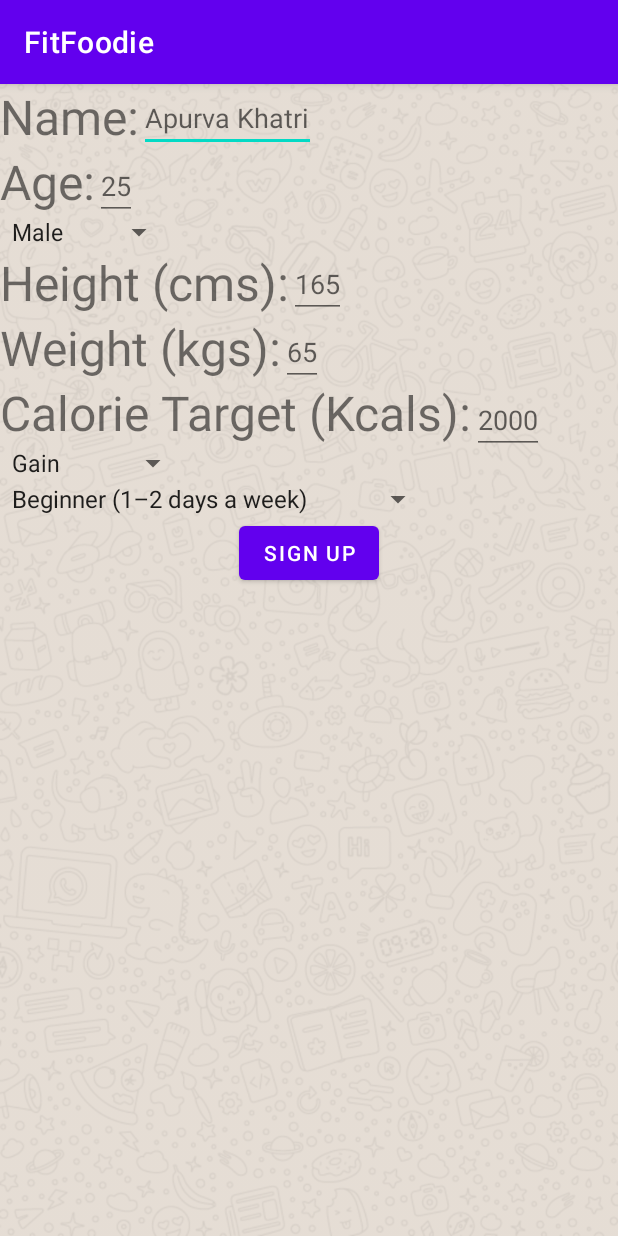
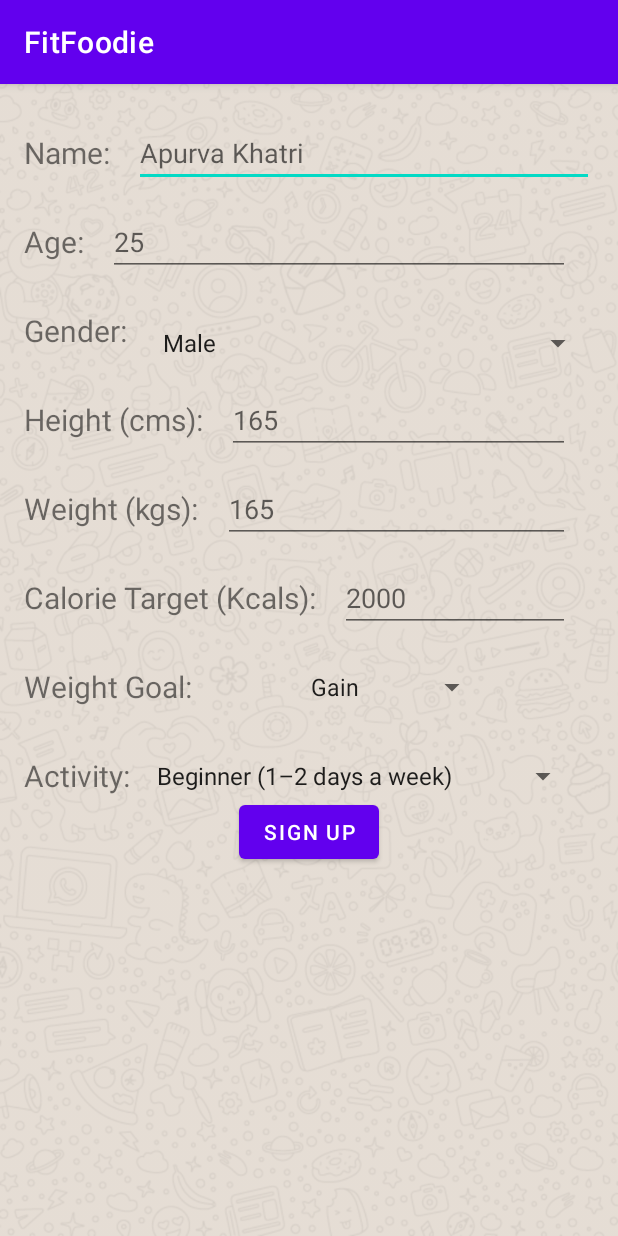
Before and after one commit to alamuramasamy9/MobileApp-Fitfoodie, an Android app: the SignUpActivity screen opened directly, with no data from a screen before it, on a phone screen of 412 x 824 dp. Run offline under Robolectric (Android 15) with nearby library versions, the phone set to English and light mode, and no system bars; our stand-ins replace Firebase (no records; nobody signed in at launch, a user with empty details on screens opened directly).

Commit message:
- updated sign up layout

```diff
--- a/app/src/main/res/layout/sign_up_form.xml
+++ b/app/src/main/res/layout/sign_up_form.xml
@@ -14,111 +14,175 @@
         android:layout_width="wrap_content"
         android:layout_height="wrap_content"
         android:text="Name:"
-        android:textSize="32dp"
-        tools:ignore="MissingConstraints" />
+        android:textSize="20sp"
+        app:layout_constraintStart_toStartOf="parent"
+        app:layout_constraintTop_toTopOf="parent"
+        android:layout_marginTop="32dp"
+        android:layout_marginStart="16dp" />
 
     <EditText
         android:id="@+id/name_edit_view"
-        android:layout_width="wrap_content"
+        android:layout_width="0dp"
         android:layout_height="wrap_content"
         android:hint="Apurva Khatri"
         app:layout_constraintStart_toEndOf="@+id/name_text_view"
-        tools:ignore="MissingConstraints" />
+        app:layout_constraintEnd_toEndOf="parent"
+        app:layout_constraintTop_toTopOf="@+id/name_text_view"
+        app:layout_constraintBottom_toBottomOf="@+id/name_text_view"
+        android:layout_marginEnd="16dp"
+        android:layout_marginStart="16dp" />
 
     <TextView
         android:id="@+id/age_text_view"
         android:layout_width="wrap_content"
         android:layout_height="wrap_content"
         android:text="Age:"
-        android:textSize="32dp"
+        android:textSize="20sp"
+        app:layout_constraintStart_toStartOf="@+id/name_text_view"
         app:layout_constraintTop_toBottomOf="@+id/name_text_view"
-        tools:ignore="MissingConstraints" />
+        android:layout_marginTop="32dp" />
 
     <EditText
         android:id="@+id/age_edit_view"
-        android:layout_width="wrap_content"
+        android:layout_width="0dp"
         android:layout_height="wrap_content"
         android:hint="25"
         app:layout_constraintStart_toEndOf="@+id/age_text_view"
-        app:layout_constraintTop_toBottomOf="@+id/name_edit_view"
-        tools:ignore="MissingConstraints" />
+        app:layout_constraintEnd_toEndOf="@+id/name_edit_view"
+        app:layout_constraintTop_toTopOf="@+id/age_text_view"
+        app:layout_constraintBottom_toBottomOf="@+id/age_text_view"
+        android:layout_marginEnd="16dp"
+        android:layout_marginStart="16dp" />
+
+    <TextView
+        android:id="@+id/gender_text_view"
+        android:layout_width="wrap_content"
+        android:layout_height="wrap_content"
+        android:text="Gender:"
+        android:textSize="20sp"
+        app:layout_constraintStart_toStartOf="@+id/name_text_view"
+        app:layout_constraintTop_toBottomOf="@+id/age_text_view"
+        android:layout_marginTop="32dp" />
 
     <Spinner
         android:id="@+id/gender_spinner"
-        android:layout_width="wrap_content"
+        android:layout_width="0dp"
         android:layout_height="wrap_content"
-        app:layout_constraintTop_toBottomOf="@+id/age_text_view"
-        tools:ignore="MissingConstraints"
-        />
+        app:layout_constraintStart_toEndOf="@+id/gender_text_view"
+        app:layout_constraintEnd_toEndOf="@+id/name_edit_view"
+        app:layout_constraintTop_toTopOf="@+id/gender_text_view"
+        app:layout_constraintBottom_toBottomOf="@+id/gender_text_view"
+        android:layout_marginTop="16dp"
+        android:layout_marginStart="16dp" />
 
     <TextView
         android:id="@+id/height_text_view"
         android:layout_width="wrap_content"
         android:layout_height="wrap_content"
+        android:layout_marginTop="32dp"
         android:text="Height (cms):"
-        android:textSize="32dp"
-        app:layout_constraintTop_toBottomOf="@+id/gender_spinner"
-        tools:ignore="MissingConstraints" />
+        android:textSize="20sp"
+        app:layout_constraintStart_toStartOf="@id/name_text_view"
+        app:layout_constraintTop_toBottomOf="@+id/gender_text_view" />
 
     <EditText
         android:id="@+id/height_edit_view"
-        android:layout_width="wrap_content"
+        android:layout_width="0dp"
         android:layout_height="wrap_content"
         android:hint="165"
         app:layout_constraintStart_toEndOf="@+id/height_text_view"
-        app:layout_constraintTop_toBottomOf="@+id/gender_spinner"
-        tools:ignore="MissingConstraints" />
+        app:layout_constraintEnd_toEndOf="@+id/name_edit_view"
+        app:layout_constraintTop_toTopOf="@+id/height_text_view"
+        app:layout_constraintBottom_toBottomOf="@+id/height_text_view"
+        android:layout_marginEnd="16dp"
+        android:layout_marginStart="16dp" />
 
     <TextView
         android:id="@+id/weight_text_view"
         android:layout_width="wrap_content"
         android:layout_height="wrap_content"
+        android:layout_marginTop="32dp"
+        android:textSize="20sp"
         android:text="Weight (kgs):"
-        android:textSize="32dp"
         app:layout_constraintTop_toBottomOf="@+id/height_text_view"
-        tools:ignore="MissingConstraints" />
+        app:layout_constraintStart_toStartOf="@id/name_text_view" />
 
     <EditText
         android:id="@+id/weight_edit_view"
-        android:layout_width="wrap_content"
+        android:layout_width="0dp"
         android:layout_height="wrap_content"
-        android:hint="65"
+        android:hint="165"
         app:layout_constraintStart_toEndOf="@+id/weight_text_view"
-        app:layout_constraintTop_toBottomOf="@+id/height_edit_view"
-        tools:ignore="MissingConstraints" />
+        app:layout_constraintEnd_toEndOf="@+id/name_edit_view"
+        app:layout_constraintTop_toTopOf="@+id/weight_text_view"
+        app:layout_constraintBottom_toBottomOf="@+id/weight_text_view"
+        android:layout_marginEnd="16dp"
+        android:layout_marginStart="16dp" />
 
     <TextView
         android:id="@+id/calorie_target_text_view"
         android:layout_width="wrap_content"
         android:layout_height="wrap_content"
         android:text="Calorie Target (Kcals):"
-        android:textSize="32dp"
+        android:layout_marginTop="32dp"
+        android:textSize="20sp"
         app:layout_constraintTop_toBottomOf="@+id/weight_text_view"
-        tools:ignore="MissingConstraints" />
+        app:layout_constraintStart_toStartOf="@id/name_text_view" />
 
     <EditText
         android:id="@+id/calorie_target_edit_view"
-        android:layout_width="wrap_content"
+        android:layout_width="0dp"
         android:layout_height="wrap_content"
         android:hint="2000"
         app:layout_constraintStart_toEndOf="@+id/calorie_target_text_view"
-        app:layout_constraintTop_toBottomOf="@+id/weight_edit_view"
-        tools:ignore="MissingConstraints" />
+        app:layout_constraintEnd_toEndOf="@+id/name_edit_view"
+        app:layout_constraintTop_toTopOf="@+id/calorie_target_text_view"
+        app:layout_constraintBottom_toBottomOf="@+id/calorie_target_text_view"
+        android:layout_marginEnd="16dp"
+        android:layout_marginStart="16dp" />
+
+    <TextView
+        android:id="@+id/goal_type_text_view"
+        android:layout_width="wrap_content"
+        android:layout_height="wrap_content"
+        android:text="Weight Goal:"
+        android:layout_marginTop="32dp"
+        android:textSize="20sp"
+        app:layout_constraintTop_toBottomOf="@+id/calorie_target_text_view"
+        app:layout_constraintStart_toStartOf="@id/name_text_view" />
 
     <Spinner
         android:id="@+id/goal_spinner"
         android:layout_width="wrap_content"
         android:layout_height="wrap_content"
-        app:layout_constraintTop_toBottomOf="@+id/calorie_target_text_view"
-        tools:ignore="MissingConstraints"
+        app:layout_constraintStart_toEndOf="@+id/goal_type_text_view"
+        app:layout_constraintEnd_toEndOf="@+id/name_edit_view"
+        app:layout_constraintTop_toTopOf="@+id/goal_type_text_view"
+        app:layout_constraintBottom_toBottomOf="@+id/goal_type_text_view"
+        android:layout_marginEnd="16dp"
+        android:layout_marginStart="16dp"
         />
+
+    <TextView
+        android:id="@+id/activity_type_text_view"
+        android:layout_width="wrap_content"
+        android:layout_height="wrap_content"
+        android:text="Activity:"
+        android:layout_marginTop="32dp"
+        android:textSize="20sp"
+        app:layout_constraintTop_toBottomOf="@+id/goal_type_text_view"
+        app:layout_constraintStart_toStartOf="@id/name_text_view" />
 
     <Spinner
         android:id="@+id/activity_spinner"
         android:layout_width="wrap_content"
         android:layout_height="wrap_content"
-        app:layout_constraintTop_toBottomOf="@+id/goal_spinner"
-        tools:ignore="MissingConstraints"
+        app:layout_constraintStart_toEndOf="@+id/activity_type_text_view"
+        app:layout_constraintEnd_toEndOf="@+id/name_edit_view"
+        app:layout_constraintTop_toTopOf="@+id/activity_type_text_view"
+        app:layout_constraintBottom_toBottomOf="@+id/activity_type_text_view"
+        android:layout_marginEnd="16dp"
+        android:layout_marginStart="16dp"
         />
 
     <Button
@@ -127,15 +191,9 @@
         android:layout_height="wrap_content"
         android:text="Sign Up"
         android:onClick="signUp"
-        app:layout_constraintTop_toBottomOf="@id/activity_spinner"
+        app:layout_constraintTop_toBottomOf="@id/activity_type_text_view"
         app:layout_constraintStart_toStartOf="parent"
         app:layout_constraintEnd_toEndOf="parent"
         />
 
-
-
-
-
-
-
 </androidx.constraintlayout.widget.ConstraintLayout>
```
